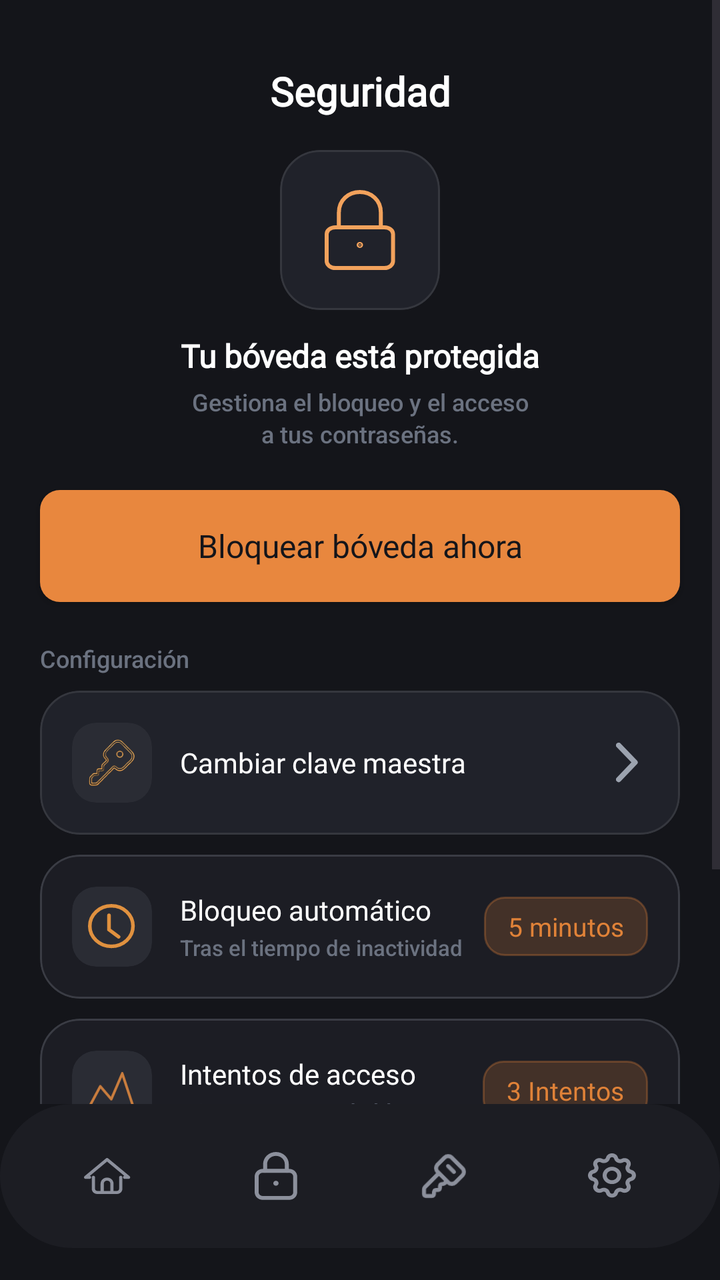
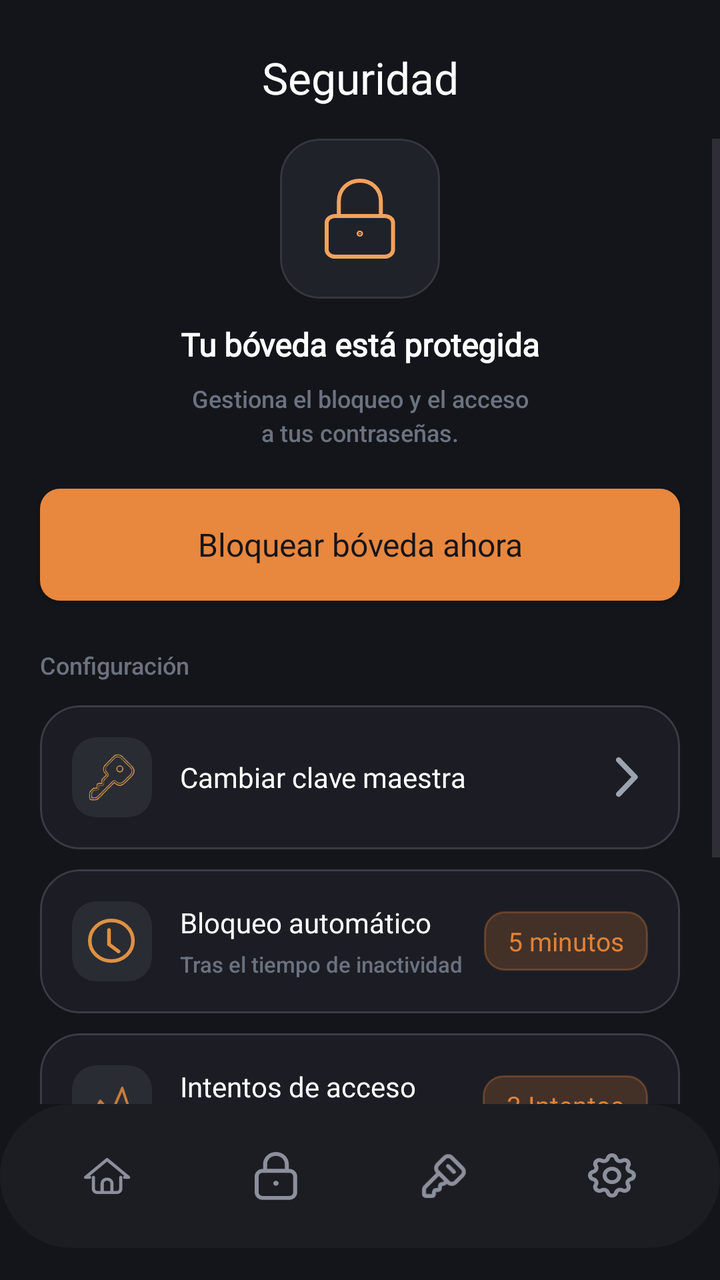

The first picture is an Android layout as it rendered before a commit; the second is the same layout after the commit. The layout source and the unified diff follow.
<!-- AndroidManifest.xml: application theme Theme.MyApplication -->
<!-- res/layout/activity_security.xml -->
<?xml version="1.0" encoding="utf-8"?>
<androidx.constraintlayout.widget.ConstraintLayout xmlns:android="http://schemas.android.com/apk/res/android"
    xmlns:app="http://schemas.android.com/apk/res-auto"
    xmlns:tools="http://schemas.android.com/tools"
    android:id="@+id/main"
    android:layout_width="match_parent"
    android:layout_height="match_parent"
    android:background="@color/bg_main"
    tools:context=".SecurityActivity">

    <ScrollView
        android:layout_width="0dp"
        android:layout_height="0dp"
        android:clipToPadding="false"
        android:paddingBottom="12dp"
        app:layout_constraintStart_toStartOf="parent"
        app:layout_constraintEnd_toEndOf="parent"
        app:layout_constraintTop_toTopOf="parent"
        app:layout_constraintBottom_toTopOf="@id/bottomNavContainer">

        <androidx.constraintlayout.widget.ConstraintLayout
            android:layout_width="match_parent"
            android:layout_height="wrap_content">

            <TextView
                android:id="@+id/tvSecurityTitle"
                android:layout_width="wrap_content"
                android:layout_height="wrap_content"
                android:text="@string/security_title"
                android:textColor="@color/text_primary"
                android:textSize="20sp"
                android:textStyle="bold"
                android:fontFamily="@font/inter_bold"
                android:layout_marginTop="32dp"
                app:layout_constraintEnd_toEndOf="parent"
                app:layout_constraintStart_toStartOf="parent"
                app:layout_constraintTop_toTopOf="parent" />

            <com.google.android.material.card.MaterialCardView
                android:id="@+id/cardLock"
                android:layout_width="80dp"
                android:layout_height="80dp"
                android:layout_marginTop="16dp"
                app:cardBackgroundColor="@color/bg_dark_card"
                app:cardCornerRadius="20dp"
                app:cardElevation="0dp"
                app:strokeColor="@color/border_color"
                app:strokeWidth="1dp"
                app:layout_constraintEnd_toEndOf="parent"
                app:layout_constraintStart_toStartOf="parent"
                app:layout_constraintTop_toBottomOf="@id/tvSecurityTitle">

                <ImageView
                    android:id="@+id/ivSecurityLock"
                    android:layout_width="40dp"
                    android:layout_height="40dp"
                    android:layout_gravity="center"
                    android:src="@drawable/ic_security_lock" />
            </com.google.android.material.card.MaterialCardView>

            <TextView
                android:id="@+id/tvProtectedTitle"
                android:layout_width="wrap_content"
                android:layout_height="wrap_content"
                android:layout_marginTop="12dp"
                android:text="@string/security_vault_protected"
                android:textColor="@color/text_primary"
                android:textSize="16sp"
                android:textStyle="bold"
                android:fontFamily="@font/inter_bold"
                app:layout_constraintEnd_toEndOf="parent"
                app:layout_constraintStart_toStartOf="parent"
                app:layout_constraintTop_toBottomOf="@id/cardLock" />

            <TextView
                android:id="@+id/tvProtectedSubtitle"
                android:layout_width="wrap_content"
                android:layout_height="wrap_content"
                android:layout_marginTop="4dp"
                android:gravity="center"
                android:text="@string/security_vault_subtitle"
                android:textColor="@color/text_muted"
                android:textSize="12sp"
                android:fontFamily="sans-serif-medium"
                android:lineSpacingExtra="2dp"
                app:layout_constraintEnd_toEndOf="parent"
                app:layout_constraintStart_toStartOf="parent"
                app:layout_constraintTop_toBottomOf="@id/tvProtectedTitle" />

            <androidx.appcompat.widget.AppCompatButton
                android:id="@+id/btnLockNow"
                android:layout_width="0dp"
                android:layout_height="56dp"
                android:layout_marginStart="20dp"
                android:layout_marginTop="20dp"
                android:layout_marginEnd="20dp"
                android:background="@drawable/bg_primary_button"
                android:fontFamily="@font/inter_bold"
                android:text="@string/security_btn_lock_now"
                android:textAllCaps="false"
                android:textColor="@color/bg_main"
                android:textSize="16sp"
                app:backgroundTint="@null"
                app:layout_constraintEnd_toEndOf="parent"
                app:layout_constraintStart_toStartOf="parent"
                app:layout_constraintTop_toBottomOf="@id/tvProtectedSubtitle" />

            <TextView
                android:id="@+id/tvConfigLabel"
                android:layout_width="wrap_content"
                android:layout_height="wrap_content"
                android:layout_marginStart="20dp"
                android:layout_marginTop="20dp"
                android:fontFamily="sans-serif-medium"
                android:text="@string/label_configuration"
                android:textColor="@color/text_muted"
                android:textSize="12sp"
                app:layout_constraintStart_toStartOf="parent"
                app:layout_constraintTop_toBottomOf="@id/btnLockNow" />

            <com.google.android.material.card.MaterialCardView
                android:id="@+id/cardChangeKey"
                android:layout_width="0dp"
                android:layout_height="wrap_content"
                android:layout_marginStart="20dp"
                android:layout_marginTop="8dp"
                android:layout_marginEnd="20dp"
                app:cardBackgroundColor="@color/bg_dark_card"
                app:cardCornerRadius="20dp"
                app:cardElevation="0dp"
                app:strokeColor="@color/border_color"
                app:strokeWidth="1dp"
                app:layout_constraintEnd_toEndOf="parent"
                app:layout_constraintStart_toStartOf="parent"
                app:layout_constraintTop_toBottomOf="@id/tvConfigLabel">

                <LinearLayout
                    android:layout_width="match_parent"
                    android:layout_height="wrap_content"
                    android:gravity="center_vertical"
                    android:orientation="horizontal"
                    android:padding="16dp">

                    <com.google.android.material.card.MaterialCardView
                        android:layout_width="40dp"
                        android:layout_height="40dp"
                        app:cardBackgroundColor="@color/bg_icon_box"
                        app:cardCornerRadius="12dp"
                        app:cardElevation="0dp"
                        app:strokeWidth="0dp">

                        <ImageView
                            android:layout_width="26dp"
                            android:layout_height="26dp"
                            android:layout_gravity="center"
                            android:src="@drawable/ic_security_key" />
                    </com.google.android.material.card.MaterialCardView>

                    <TextView
                        android:layout_width="0dp"
                        android:layout_height="wrap_content"
                        android:layout_marginStart="14dp"
                        android:layout_weight="1"
                        android:fontFamily="@font/inter_bold"
                        android:text="@string/security_change_key"
                        android:textColor="@color/text_primary"
                        android:textSize="14sp" />

                    <ImageView
                        android:layout_width="20dp"
                        android:layout_height="20dp"
                        android:src="@drawable/ic_security_chevron" />
                </LinearLayout>
            </com.google.android.material.card.MaterialCardView>

            <com.google.android.material.card.MaterialCardView
                android:id="@+id/cardAutoLock"
                android:layout_width="0dp"
                android:layout_height="wrap_content"
                android:layout_marginStart="20dp"
                android:layout_marginTop="10dp"
                android:layout_marginEnd="20dp"
                app:cardBackgroundColor="@color/bg_option_card"
                app:cardCornerRadius="20dp"
                app:cardElevation="0dp"
                app:strokeColor="@color/border_option_card"
                app:strokeWidth="1dp"
                app:layout_constraintEnd_toEndOf="parent"
                app:layout_constraintStart_toStartOf="parent"
                app:layout_constraintTop_toBottomOf="@id/cardChangeKey">

                <LinearLayout
                    android:layout_width="match_parent"
                    android:layout_height="wrap_content"
                    android:gravity="center_vertical"
                    android:orientation="horizontal"
                    android:padding="16dp">

                    <com.google.android.material.card.MaterialCardView
                        android:layout_width="40dp"
                        android:layout_height="40dp"
                        app:cardBackgroundColor="@color/bg_icon_box"
                        app:cardCornerRadius="12dp"
                        app:cardElevation="0dp"
                        app:strokeWidth="0dp">

                        <ImageView
                            android:layout_width="24dp"
                            android:layout_height="24dp"
                            android:layout_gravity="center"
                            android:src="@drawable/ic_security_clock" />
                    </com.google.android.material.card.MaterialCardView>

                    <LinearLayout
                        android:layout_width="0dp"
                        android:layout_height="wrap_content"
                        android:layout_marginStart="14dp"
                        android:layout_weight="1"
                        android:orientation="vertical">

                        <TextView
                            android:layout_width="wrap_content"
                            android:layout_height="wrap_content"
                            android:fontFamily="@font/inter_bold"
                            android:text="@string/security_auto_lock"
                            android:textColor="@color/text_primary"
                            android:textSize="14sp" />

                        <TextView
                            android:layout_width="wrap_content"
                            android:layout_height="wrap_content"
                            android:layout_marginTop="2dp"
                            android:fontFamily="sans-serif-medium"
                            android:text="@string/security_auto_lock_sub"
                            android:textColor="@color/text_muted"
                            android:textSize="11sp" />
                    </LinearLayout>

                    <TextView
                        android:id="@+id/tvAutoLockValue"
                        android:layout_width="wrap_content"
                        android:layout_height="wrap_content"
                        android:background="@drawable/bg_chip_orange"
                        android:fontFamily="@font/inter_bold"
                        android:paddingStart="12dp"
                        android:paddingTop="6dp"
                        android:paddingEnd="12dp"
                        android:paddingBottom="6dp"
                        android:text="5 minutos"
                        android:textColor="@color/orange_primary"
                        android:textSize="13sp" />
                </LinearLayout>
            </com.google.android.material.card.MaterialCardView>

            <com.google.android.material.card.MaterialCardView
                android:id="@+id/cardAttempts"
                android:layout_width="0dp"
                android:layout_height="wrap_content"
                android:layout_marginStart="20dp"
                android:layout_marginTop="10dp"
                android:layout_marginEnd="20dp"
                app:cardBackgroundColor="@color/bg_option_card"
                app:cardCornerRadius="20dp"
                app:cardElevation="0dp"
                app:strokeColor="@color/border_option_card"
                app:strokeWidth="1dp"
                app:layout_constraintEnd_toEndOf="parent"
                app:layout_constraintStart_toStartOf="parent"
                app:layout_constraintTop_toBottomOf="@id/cardAutoLock">

                <LinearLayout
                    android:layout_width="match_parent"
                    android:layout_height="wrap_content"
                    android:gravity="center_vertical"
                    android:orientation="horizontal"
                    android:padding="16dp">

                    <com.google.android.material.card.MaterialCardView
                        android:layout_width="40dp"
                        android:layout_height="40dp"
                        app:cardBackgroundColor="@color/bg_icon_box"
                        app:cardCornerRadius="12dp"
                        app:cardElevation="0dp"
                        app:strokeWidth="0dp">

                        <ImageView
                            android:layout_width="24dp"
                            android:layout_height="24dp"
                            android:layout_gravity="center"
                            android:src="@drawable/ic_security_attempts" />
                    </com.google.android.material.card.MaterialCardView>

                    <LinearLayout
                        android:layout_width="0dp"
                        android:layout_height="wrap_content"
                        android:layout_marginStart="14dp"
                        android:layout_weight="1"
                        android:orientation="vertical">

                        <TextView
                            android:layout_width="wrap_content"
                            android:layout_height="wrap_content"
                            android:fontFamily="@font/inter_bold"
                            android:text="@string/security_attempts"
                            android:textColor="@color/text_primary"
                            android:textSize="14sp" />

                        <TextView
                            android:layout_width="wrap_content"
                            android:layout_height="wrap_content"
                            android:layout_marginTop="2dp"
                            android:fontFamily="sans-serif-medium"
                            android:text="@string/security_attempts_sub"
                            android:textColor="@color/text_muted"
                            android:textSize="11sp" />
                    </LinearLayout>

                    <TextView
                        android:id="@+id/tvAttemptsValue"
                        android:layout_width="wrap_content"
                        android:layout_height="wrap_content"
                        android:background="@drawable/bg_chip_orange"
                        android:fontFamily="@font/inter_bold"
                        android:paddingStart="12dp"
                        android:paddingTop="6dp"
                        android:paddingEnd="12dp"
                        android:paddingBottom="6dp"
                        android:text="3 Intentos"
                        android:textColor="@color/orange_primary"
                        android:textSize="13sp" />
                </LinearLayout>
            </com.google.android.material.card.MaterialCardView>

            <com.google.android.material.card.MaterialCardView
                android:id="@+id/cardHistory"
                android:layout_width="0dp"
                android:layout_height="wrap_content"
                android:layout_marginStart="20dp"
                android:layout_marginTop="10dp"
                android:layout_marginEnd="20dp"
                app:cardBackgroundColor="@color/bg_option_card"
                app:cardCornerRadius="20dp"
                app:cardElevation="0dp"
                app:strokeColor="@color/border_option_card"
                app:strokeWidth="1dp"
                app:layout_constraintEnd_toEndOf="parent"
                app:layout_constraintStart_toStartOf="parent"
                app:layout_constraintTop_toBottomOf="@id/cardAttempts">

                <LinearLayout
                    android:layout_width="match_parent"
                    android:layout_height="wrap_content"
                    android:gravity="center_vertical"
                    android:orientation="horizontal"
                    android:padding="14dp">

                    <com.google.android.material.card.MaterialCardView
                        android:layout_width="40dp"
                        android:layout_height="40dp"
                        app:cardBackgroundColor="@color/bg_icon_box"
                        app:cardCornerRadius="12dp"
                        app:cardElevation="0dp"
                        app:strokeWidth="0dp">

                        <ImageView
                            android:layout_width="24dp"
                            android:layout_height="24dp"
                            android:layout_gravity="center"
                            android:src="@drawable/ic_security_history" />
                    </com.google.android.material.card.MaterialCardView>

                    <LinearLayout
                        android:layout_width="0dp"
                        android:layout_height="wrap_content"
                        android:layout_marginStart="14dp"
                        android:layout_weight="1"
                        android:orientation="vertical">

                        <TextView
                            android:layout_width="wrap_content"
                            android:layout_height="wrap_content"
                            android:fontFamily="@font/inter_bold"
                            android:text="@string/security_history"
                            android:textColor="@color/text_primary"
                            android:textSize="14sp" />

                        <TextView
                            android:layout_width="wrap_content"
                            android:layout_height="wrap_content"
                            android:layout_marginTop="2dp"
                            android:fontFamily="sans-serif-medium"
                            android:text="@string/security_history_sub"
                            android:textColor="@color/text_muted"
                            android:textSize="11sp" />
                    </LinearLayout>

                    <ImageView
                        android:layout_width="20dp"
                        android:layout_height="20dp"
                        android:src="@drawable/ic_security_chevron" />
                </LinearLayout>
            </com.google.android.material.card.MaterialCardView>

            <TextView
                android:id="@+id/tvLastUnlock"
                android:layout_width="wrap_content"
                android:layout_height="wrap_content"
                android:layout_marginTop="12dp"
                android:fontFamily="sans-serif-medium"
                android:text="@string/security_last_unlock"
                android:textColor="@color/text_muted"
                android:textSize="11sp"
                app:layout_constraintEnd_toEndOf="parent"
                app:layout_constraintStart_toStartOf="parent"
                app:layout_constraintTop_toBottomOf="@id/cardHistory" />
        </androidx.constraintlayout.widget.ConstraintLayout>
    </ScrollView>

    
    <include
        android:id="@+id/bottomNavContainer"
        layout="@layout/layout_bottom_nav"
        android:layout_width="0dp"
        android:layout_height="72dp"
        android:layout_marginBottom="16dp"
        app:layout_constraintBottom_toBottomOf="parent"
        app:layout_constraintEnd_toEndOf="parent"
        app:layout_constraintStart_toStartOf="parent" />

</androidx.constraintlayout.widget.ConstraintLayout>
<!-- res/layout/layout_bottom_nav.xml (included above) -->
<?xml version="1.0" encoding="utf-8"?>
<LinearLayout xmlns:android="http://schemas.android.com/apk/res/android"
    xmlns:app="http://schemas.android.com/apk/res-auto"
    android:id="@+id/bottomNavContainer"
    android:layout_width="match_parent"
    android:layout_height="72dp"
    android:layout_marginHorizontal="24dp"
    android:layout_marginBottom="16dp"
    android:background="@drawable/bg_bottom_nav"
    android:elevation="8dp"
    android:gravity="center_vertical"
    android:orientation="horizontal"
    android:paddingHorizontal="12dp">

    
    <LinearLayout
        android:id="@+id/btnNavHome"
        android:layout_width="0dp"
        android:layout_height="48dp"
        android:layout_weight="1"
        android:clickable="true"
        android:focusable="true"
        android:gravity="center"
        android:orientation="horizontal">

        <ImageView
            android:id="@+id/ivNavHome"
            android:layout_width="24dp"
            android:layout_height="24dp"
            android:src="@drawable/ic_home"
            app:tint="#8C909C" />
    </LinearLayout>

    
    <LinearLayout
        android:id="@+id/btnNavLock"
        android:layout_width="0dp"
        android:layout_height="48dp"
        android:layout_weight="1"
        android:clickable="true"
        android:focusable="true"
        android:gravity="center"
        android:orientation="horizontal">

        <ImageView
            android:id="@+id/ivNavLock"
            android:layout_width="24dp"
            android:layout_height="24dp"
            android:src="@drawable/ic_lock"
            app:tint="#8C909C" />
    </LinearLayout>

    
    <LinearLayout
        android:id="@+id/btnNavKey"
        android:layout_width="0dp"
        android:layout_height="48dp"
        android:layout_weight="1"
        android:clickable="true"
        android:focusable="true"
        android:gravity="center"
        android:orientation="horizontal">

        <ImageView
            android:id="@+id/ivNavKey"
            android:layout_width="24dp"
            android:layout_height="24dp"
            android:src="@drawable/ic_key"
            app:tint="#8C909C" />
    </LinearLayout>

    
    <LinearLayout
        android:id="@+id/btnNavSettings"
        android:layout_width="0dp"
        android:layout_height="48dp"
        android:layout_weight="1"
        android:clickable="true"
        android:focusable="true"
        android:gravity="center"
        android:orientation="horizontal">

        <ImageView
            android:id="@+id/ivNavSettings"
            android:layout_width="24dp"
            android:layout_height="24dp"
            android:src="@drawable/ic_settings"
            app:tint="#8C909C" />
    </LinearLayout>

</LinearLayout>
<!-- resources referenced by this layout -->
<resources>
  <color name="bg_dark_card">#20222A</color>
  <color name="bg_icon_box">#2A2C34</color>
  <color name="bg_main">#14151A</color>
  <color name="bg_option_card">#1C1D24</color>
  <color name="border_color">#35373E</color>
  <color name="border_option_card">#3A3C44</color>
  <color name="orange_primary">#E08238</color>
  <color name="text_muted">#6B7280</color>
  <color name="text_primary">#FFFFFF</color>
  <!-- drawable bg_bottom_nav (drawable) -->
  <vector xmlns:android="http://schemas.android.com/apk/res/android"
      android:width="372dp"
      android:height="75dp"
      android:viewportWidth="372"
      android:viewportHeight="75">
    <path
        android:pathData="M334.58,0H37.42C16.75,0 0,16.79 0,37.5C0,58.21 16.75,75 37.42,75H334.58C355.25,75 372,58.21 372,37.5C372,16.79 355.25,0 334.58,0Z"
        android:fillColor="#1C1D23"/>
  </vector>
  <!-- drawable bg_chip_orange (drawable) -->
  <?xml version="1.0" encoding="utf-8"?>
  <shape xmlns:android="http://schemas.android.com/apk/res/android"
      android:shape="rectangle">
      <solid android:color="#33E08238" />
      <stroke
          android:width="1dp"
          android:color="#4DE08238" />
      <corners android:radius="10dp" />
  </shape>
  <!-- drawable bg_primary_button (drawable) -->
  <?xml version="1.0" encoding="utf-8"?>
  <shape xmlns:android="http://schemas.android.com/apk/res/android"
      android:shape="rectangle">
      <corners android:radius="10dp" />
      <solid android:color="#E8873E" />
  </shape>
  <!-- drawable ic_security_chevron (drawable) -->
  <vector xmlns:android="http://schemas.android.com/apk/res/android"
      android:width="9dp"
      android:height="15dp"
      android:viewportWidth="9"
      android:viewportHeight="15">
    <path
        android:pathData="M1,1L7.154,7.398L1,13.796"
        android:strokeLineJoin="round"
        android:strokeWidth="2"
        android:fillColor="#00000000"
        android:strokeColor="#9CA3AF"
        android:strokeLineCap="round"/>
  </vector>
  <!-- drawable ic_security_history (drawable) -->
  <vector xmlns:android="http://schemas.android.com/apk/res/android"
      android:width="20dp"
      android:height="16dp"
      android:viewportWidth="20"
      android:viewportHeight="16">
    <path
        android:pathData="M0.7,0.7H18.572M0.7,7.645H18.572M0.7,14.591H12.615"
        android:strokeWidth="1.4"
        android:fillColor="#00000000"
        android:strokeColor="#C97D3E"
        android:strokeLineCap="round"/>
  </vector>
  <string name="label_configuration">Configuración</string>
  <string name="security_attempts">Intentos de acceso</string>
  <string name="security_attempts_sub">3 intentos antes de bloquear</string>
  <string name="security_auto_lock">Bloqueo automático</string>
  <string name="security_auto_lock_sub">Tras el tiempo de inactividad</string>
  <string name="security_btn_lock_now">Bloquear bóveda ahora</string>
  <string name="security_change_key">Cambiar clave maestra</string>
  <string name="security_history">Historial de accesos</string>
  <string name="security_history_sub">Ver actividad reciente</string>
  <string name="security_last_unlock">Última vez desbloqueada: hoy, 7:32 p. m.</string>
  <string name="security_title">Seguridad</string>
  <string name="security_vault_protected">Tu bóveda está protegida</string>
  <string name="security_vault_subtitle">Gestiona el bloqueo y el acceso\na tus contraseñas.</string>
  <style name="Theme.MyApplication" parent="Base.Theme.MyApplication" />
  <style name="Base.Theme.MyApplication" parent="Theme.Material3.DayNight.NoActionBar">
          <item name="android:windowBackground">#000000</item>
      </style>
  <!-- unchanged entries left out for length: 8 -->
</resources>

<!-- the commit's change to res/layout/activity_security.xml (unified diff, before → after) -->
@@ -8,39 +8,38 @@
     android:background="@color/bg_main"
     tools:context=".SecurityActivity">
 
+    <TextView
+        android:id="@+id/tvSecurityTitle"
+        android:layout_width="wrap_content"
+        android:layout_height="wrap_content"
+        android:layout_marginTop="24dp"
+        android:fontFamily="@font/inter_bold"
+        android:text="@string/security_title"
+        android:textColor="@color/text_primary"
+        android:textSize="22sp"
+        app:layout_constraintEnd_toEndOf="parent"
+        app:layout_constraintStart_toStartOf="parent"
+        app:layout_constraintTop_toTopOf="parent" />
+
     <ScrollView
         android:layout_width="0dp"
         android:layout_height="0dp"
+        android:layout_marginTop="16dp"
         android:clipToPadding="false"
         android:paddingBottom="12dp"
         app:layout_constraintStart_toStartOf="parent"
         app:layout_constraintEnd_toEndOf="parent"
-        app:layout_constraintTop_toTopOf="parent"
+        app:layout_constraintTop_toBottomOf="@id/tvSecurityTitle"
         app:layout_constraintBottom_toTopOf="@id/bottomNavContainer">
 
         <androidx.constraintlayout.widget.ConstraintLayout
             android:layout_width="match_parent"
             android:layout_height="wrap_content">
-
-            <TextView
-                android:id="@+id/tvSecurityTitle"
-                android:layout_width="wrap_content"
-                android:layout_height="wrap_content"
-                android:text="@string/security_title"
-                android:textColor="@color/text_primary"
-                android:textSize="20sp"
-                android:textStyle="bold"
-                android:fontFamily="@font/inter_bold"
-                android:layout_marginTop="32dp"
-                app:layout_constraintEnd_toEndOf="parent"
-                app:layout_constraintStart_toStartOf="parent"
-                app:layout_constraintTop_toTopOf="parent" />
 
             <com.google.android.material.card.MaterialCardView
                 android:id="@+id/cardLock"
                 android:layout_width="80dp"
                 android:layout_height="80dp"
-                android:layout_marginTop="16dp"
                 app:cardBackgroundColor="@color/bg_dark_card"
                 app:cardCornerRadius="20dp"
                 app:cardElevation="0dp"
@@ -48,7 +47,7 @@
                 app:strokeWidth="1dp"
                 app:layout_constraintEnd_toEndOf="parent"
                 app:layout_constraintStart_toStartOf="parent"
-                app:layout_constraintTop_toBottomOf="@id/tvSecurityTitle">
+                app:layout_constraintTop_toTopOf="parent">
 
                 <ImageView
                     android:id="@+id/ivSecurityLock"
@@ -76,13 +75,14 @@
                 android:id="@+id/tvProtectedSubtitle"
                 android:layout_width="wrap_content"
                 android:layout_height="wrap_content"
-                android:layout_marginTop="4dp"
+                android:layout_marginTop="8dp"
+                android:layout_marginHorizontal="20dp"
                 android:gravity="center"
                 android:text="@string/security_vault_subtitle"
                 android:textColor="@color/text_muted"
                 android:textSize="12sp"
                 android:fontFamily="sans-serif-medium"
-                android:lineSpacingExtra="2dp"
+                android:lineSpacingExtra="3dp"
                 app:layout_constraintEnd_toEndOf="parent"
                 app:layout_constraintStart_toStartOf="parent"
                 app:layout_constraintTop_toBottomOf="@id/tvProtectedTitle" />
@@ -110,7 +110,7 @@
                 android:layout_width="wrap_content"
                 android:layout_height="wrap_content"
                 android:layout_marginStart="20dp"
-                android:layout_marginTop="20dp"
+                android:layout_marginTop="24dp"
                 android:fontFamily="sans-serif-medium"
                 android:text="@string/label_configuration"
                 android:textColor="@color/text_muted"
@@ -123,12 +123,12 @@
                 android:layout_width="0dp"
                 android:layout_height="wrap_content"
                 android:layout_marginStart="20dp"
-                android:layout_marginTop="8dp"
+                android:layout_marginTop="12dp"
                 android:layout_marginEnd="20dp"
-                app:cardBackgroundColor="@color/bg_dark_card"
+                app:cardBackgroundColor="@color/bg_option_card"
                 app:cardCornerRadius="20dp"
                 app:cardElevation="0dp"
-                app:strokeColor="@color/border_color"
+                app:strokeColor="@color/border_option_card"
                 app:strokeWidth="1dp"
                 app:layout_constraintEnd_toEndOf="parent"
                 app:layout_constraintStart_toStartOf="parent"
@@ -229,7 +229,7 @@
                         <TextView
                             android:layout_width="wrap_content"
                             android:layout_height="wrap_content"
-                            android:layout_marginTop="2dp"
+                            android:layout_marginTop="4dp"
                             android:fontFamily="sans-serif-medium"
                             android:text="@string/security_auto_lock_sub"
                             android:textColor="@color/text_muted"
@@ -308,7 +308,7 @@
                         <TextView
                             android:layout_width="wrap_content"
                             android:layout_height="wrap_content"
-                            android:layout_marginTop="2dp"
+                            android:layout_marginTop="4dp"
                             android:fontFamily="sans-serif-medium"
                             android:text="@string/security_attempts_sub"
                             android:textColor="@color/text_muted"
@@ -352,7 +352,7 @@
                     android:layout_height="wrap_content"
                     android:gravity="center_vertical"
                     android:orientation="horizontal"
-                    android:padding="14dp">
+                    android:padding="16dp">
 
                     <com.google.android.material.card.MaterialCardView
                         android:layout_width="40dp"
@@ -387,7 +387,7 @@
                         <TextView
                             android:layout_width="wrap_content"
                             android:layout_height="wrap_content"
-                            android:layout_marginTop="2dp"
+                            android:layout_marginTop="4dp"
                             android:fontFamily="sans-serif-medium"
                             android:text="@string/security_history_sub"
                             android:textColor="@color/text_muted"
@@ -405,7 +405,7 @@
                 android:id="@+id/tvLastUnlock"
                 android:layout_width="wrap_content"
                 android:layout_height="wrap_content"
-                android:layout_marginTop="12dp"
+                android:layout_marginTop="16dp"
                 android:fontFamily="sans-serif-medium"
                 android:text="@string/security_last_unlock"
                 android:textColor="@color/text_muted"
